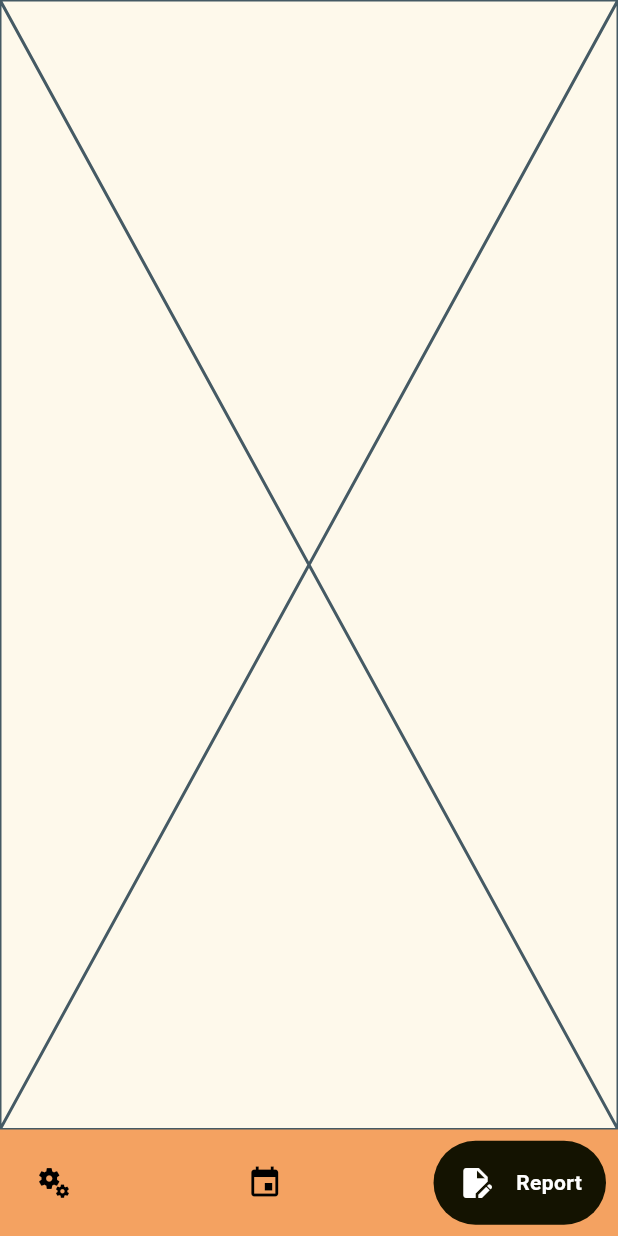
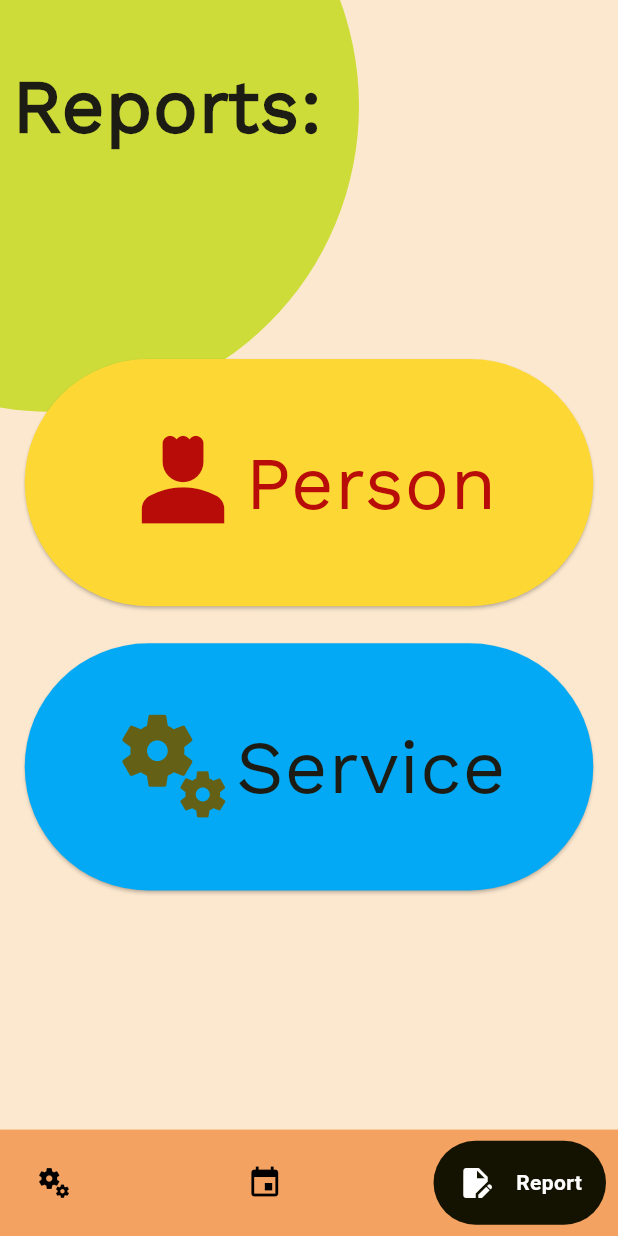
Before and after one commit to TheBenedict09/JRD_Sports_Connect, a Flutter app: the screen it shows after launch, item 3 of the bottom bar chosen, on a phone screen of 412 x 824 dp. Run offline on Flutter 3.47's test engine with Material 3 defaults, Android fonts, the phone set to English and light mode, and no system bars; drawn by our look-alikes of google_nav_bar; our stand-ins replace cloud_firestore, firebase_auth, firebase_core, iconsax, lottie; accounts and stored records are empty.

Commit message:
v1.10.0 (Report Page)

```diff
--- /dev/null
+++ b/lib/admin_pages/ReportPages/report.dart
@@ -0,0 +1,138 @@
+import 'package:flutter/material.dart';
+import 'package:jrd_s_c/admin_pages/ReportPages/report_by_person.dart';
+import 'package:jrd_s_c/common_utilities/colors.dart';
+
+class AdminReportPage extends StatefulWidget {
+  const AdminReportPage({super.key});
+
+  @override
+  State<AdminReportPage> createState() => _AdminReportPageState();
+}
+
+class _AdminReportPageState extends State<AdminReportPage> {
+  double x = 0.9;
+  @override
+  Widget build(BuildContext context) {
+    return Scaffold(
+      backgroundColor: c10.withOpacity(0.2),
+      body: Stack(
+        children: [
+          Stack(
+            children: [
+              Positioned(
+                top: -MediaQuery.of(context).size.height * x / 2.2,
+                left: -MediaQuery.of(context).size.width * x / 2.2,
+                child: Container(
+                  height: MediaQuery.of(context).size.height * x * 1.1,
+                  width: MediaQuery.of(context).size.width * x * 1.1,
+                  decoration: BoxDecoration(
+                    shape: BoxShape.circle,
+                    color: Colors.lime.shade500,
+                  ),
+                ),
+              )
+            ],
+          ),
+          Column(
+            crossAxisAlignment: CrossAxisAlignment.start,
+            children: [
+              SizedBox(
+                height: MediaQuery.of(context).size.height * 0.03,
+              ),
+              Padding(
+                padding: const EdgeInsets.all(8.0),
+                child: Text(
+                  "Reports:",
+                  style: Theme.of(context).textTheme.bodyLarge?.copyWith(
+                        fontWeight: FontWeight.w900,
+                        fontSize: MediaQuery.of(context).size.width * 0.121,
+                      ),
+                ),
+              ),
+              SizedBox(
+                height: MediaQuery.of(context).size.height * 0.15,
+              ),
+              Center(
+                child: SizedBox(
+                  width: MediaQuery.of(context).size.width * 0.92,
+                  height: MediaQuery.of(context).size.height * 0.2,
+                  child: ElevatedButton(
+                    style: ButtonStyle(
+                        backgroundColor:
+                            MaterialStatePropertyAll(Colors.yellow.shade600)),
+                    onPressed: () {
+                      Navigator.push(
+                        context,
+                        MaterialPageRoute(
+                          builder: (context) {
+                            return const PersonReport();
+                          },
+                        ),
+                      );
+                    },
+                    child: Row(
+                      mainAxisAlignment: MainAxisAlignment.center,
+                      children: [
+                        Icon(
+                          Icons.person_4,
+                          size: MediaQuery.of(context).size.width * 0.2,
+                          color: c1,
+                        ),
+                        Text(
+                          "Person",
+                          style: Theme.of(context)
+                              .textTheme
+                              .bodyLarge
+                              ?.copyWith(
+                                  // fontWeight: FontWeight.w900,
+                                  fontSize:
+                                      MediaQuery.of(context).size.width * 0.121,
+                                  color: c1),
+                        ),
+                      ],
+                    ),
+                  ),
+                ),
+              ),
+              SizedBox(
+                height: MediaQuery.of(context).size.height * 0.03,
+              ),
+              Center(
+                child: SizedBox(
+                  width: MediaQuery.of(context).size.width * 0.92,
+                  height: MediaQuery.of(context).size.height * 0.2,
+                  child: ElevatedButton(
+                    style: const ButtonStyle(
+                        backgroundColor:
+                            MaterialStatePropertyAll(Colors.lightBlue)),
+                    onPressed: () {},
+                    child: Row(
+                      mainAxisAlignment: MainAxisAlignment.center,
+                      children: [
+                        Icon(
+                          Icons.miscellaneous_services,
+                          size: MediaQuery.of(context).size.width * 0.2,
+                        ),
+                        Text(
+                          "Service",
+                          style: Theme.of(context)
+                              .textTheme
+                              .bodyLarge
+                              ?.copyWith(
+                                // fontWeight: FontWeight.w900,
+                                fontSize:
+                                    MediaQuery.of(context).size.width * 0.121,
+                              ),
+                        ),
+                      ],
+                    ),
+                  ),
+                ),
+              )
+            ],
+          ),
+        ],
+      ),
+    );
+  }
+}
--- /dev/null
+++ b/lib/admin_pages/ReportPages/report_by_person.dart
@@ -0,0 +1,15 @@
+import 'package:flutter/material.dart';
+
+class PersonReport extends StatefulWidget {
+  const PersonReport({super.key});
+
+  @override
+  State<PersonReport> createState() => _PersonReportState();
+}
+
+class _PersonReportState extends State<PersonReport> {
+  @override
+  Widget build(BuildContext context) {
+    return Scaffold();
+  }
+}
--- /dev/null
+++ b/lib/admin_pages/ReportPages/report_by_service.dart
@@ -0,0 +1,15 @@
+import 'package:flutter/material.dart';
+
+class ServiceReport extends StatefulWidget {
+  const ServiceReport({super.key});
+
+  @override
+  State<ServiceReport> createState() => _ServiceReportState();
+}
+
+class _ServiceReportState extends State<ServiceReport> {
+  @override
+  Widget build(BuildContext context) {
+    return Scaffold();
+  }
+}
--- a/lib/admin_pages/report.dart
+++ /dev/null
@@ -1,15 +0,0 @@
-import 'package:flutter/material.dart';
-
-class AdminReportPage extends StatefulWidget {
-  const AdminReportPage({super.key});
-
-  @override
-  State<AdminReportPage> createState() => _AdminReportPageState();
-}
-
-class _AdminReportPageState extends State<AdminReportPage> {
-  @override
-  Widget build(BuildContext context) {
-    return const Placeholder();
-  }
-}
--- a/lib/admin_pages/utilities/admin_bottom_navbar.dart
+++ b/lib/admin_pages/utilities/admin_bottom_navbar.dart
@@ -1,7 +1,7 @@
 import 'package:flutter/material.dart';
 import 'package:google_nav_bar/google_nav_bar.dart';
 import 'package:jrd_s_c/admin_pages/EventsPage/event_page.dart';
-import 'package:jrd_s_c/admin_pages/report.dart';
+import 'package:jrd_s_c/admin_pages/ReportPages/report.dart';
 import 'package:jrd_s_c/admin_pages/ServicesPage/services_page.dart';
 import 'package:jrd_s_c/common_utilities/colors.dart';
 
```
